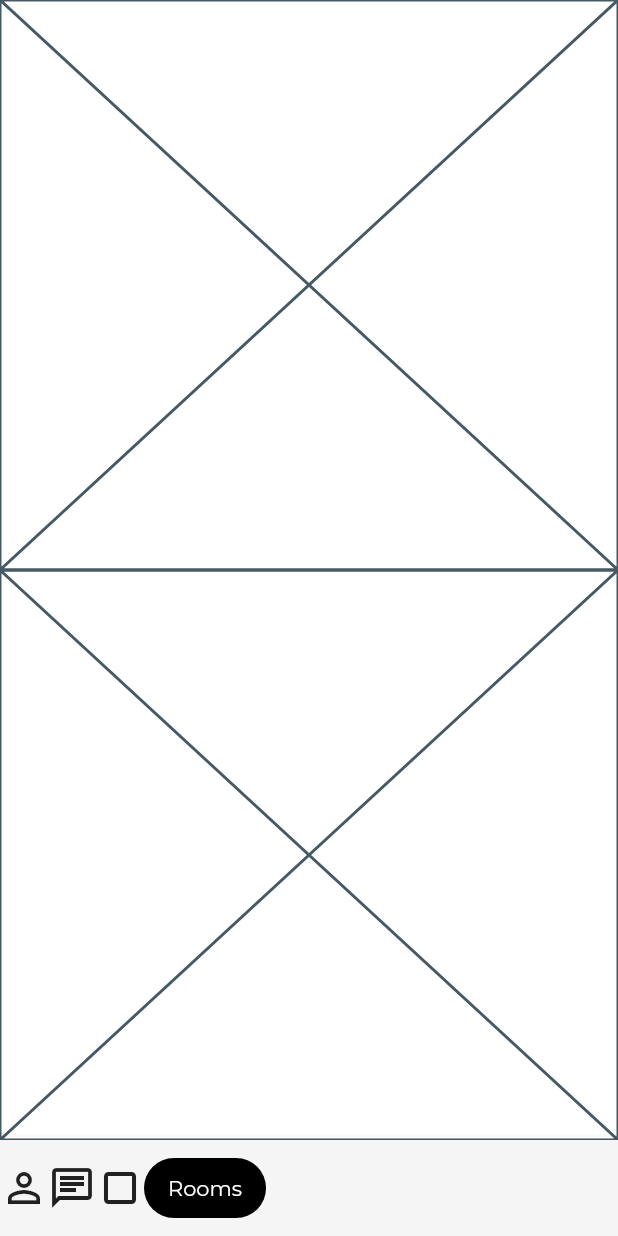
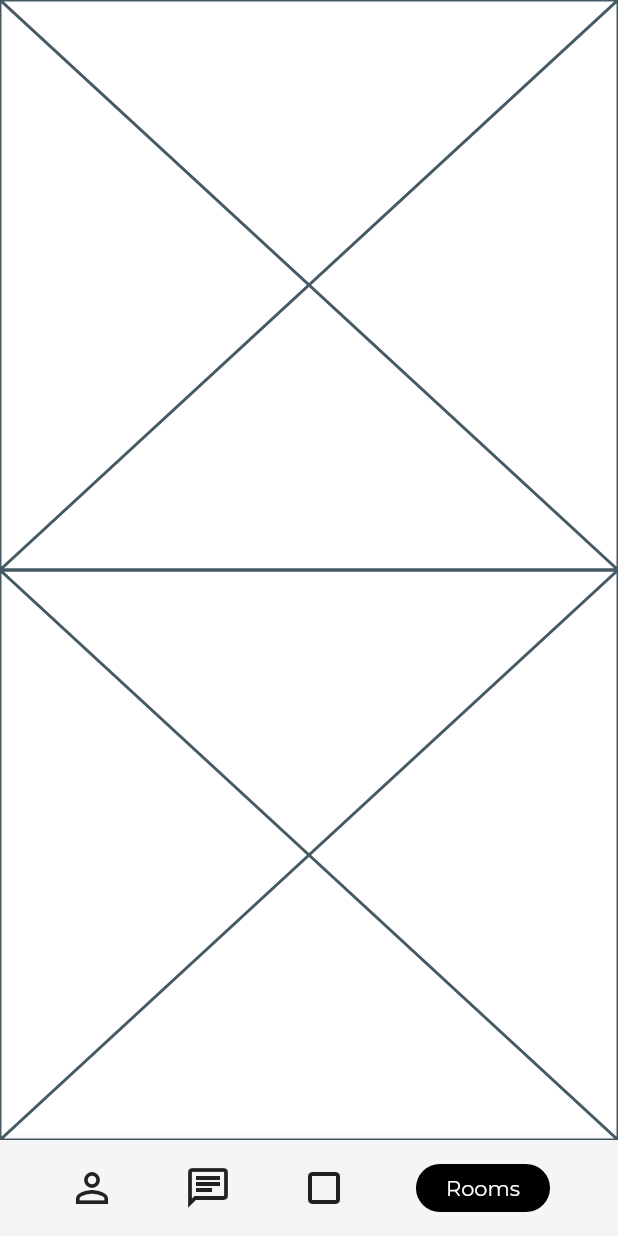
Before and after one commit to JAICHANGPARK/flutter_notebook_8th_story, a Flutter app: the SocialHomePage screen opened by its route, on a phone screen of 412 x 824 dp. Run offline on Flutter 3.47's test engine with Material 2 defaults, Android fonts, the phone set to English and light mode, and no system bars; our stand-ins replace badges, flutter_hooks, google_fonts, hooks_riverpod, state_notifier.

Commit message:
Update social_home_page.dart

```diff
--- a/lib/ep588_social_app/social_home_page.dart
+++ b/lib/ep588_social_app/social_home_page.dart
@@ -28,14 +28,15 @@ class _SocialHomePageState extends State<SocialHomePage> {
           height: 64,
           decoration: BoxDecoration(color: Colors.grey[100]),
           child: Row(
+            mainAxisAlignment: MainAxisAlignment.spaceEvenly,
             children: [
               Icon(Icons.person_outline, size: 32,),
               Icon(Icons.chat_outlined, size: 32,),
               Icon(Icons.crop_square, size: 32,),
 
               Container(
-                margin: EdgeInsets.only(top: 12, bottom: 12),
-                padding: EdgeInsets.symmetric(horizontal: 16),
+                margin: EdgeInsets.only(top: 16, bottom: 16),
+                padding: EdgeInsets.symmetric(horizontal: 20),
                 decoration: BoxDecoration(
                   color: Colors.black,
                   borderRadius: BorderRadius.circular(24)
```
